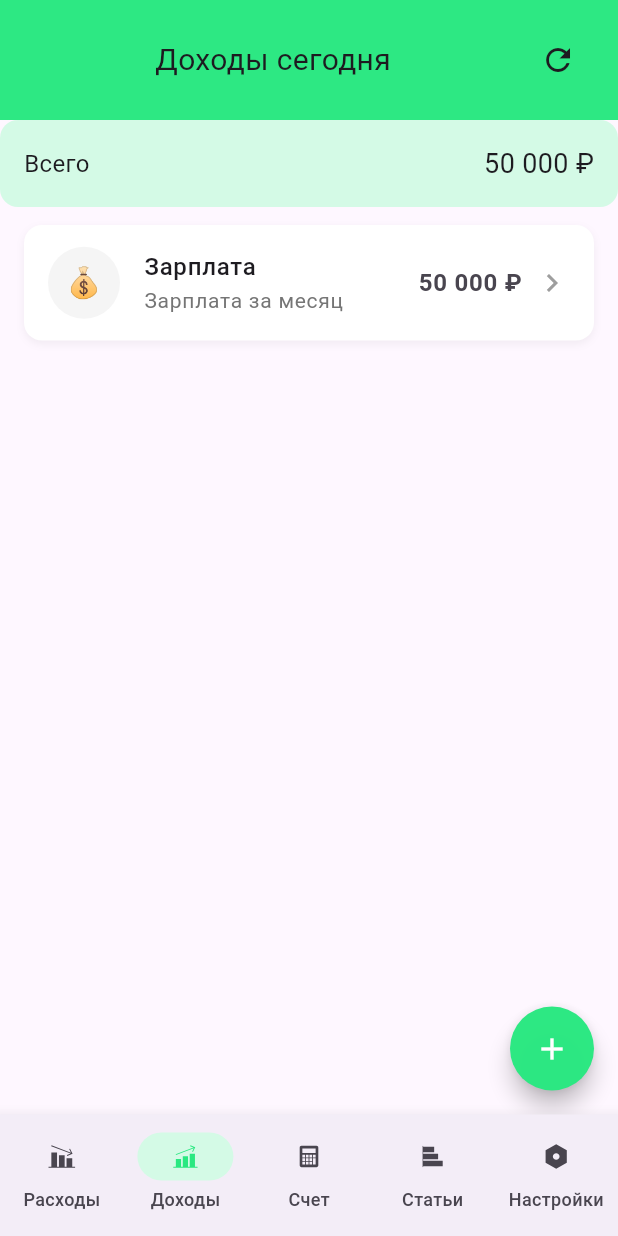
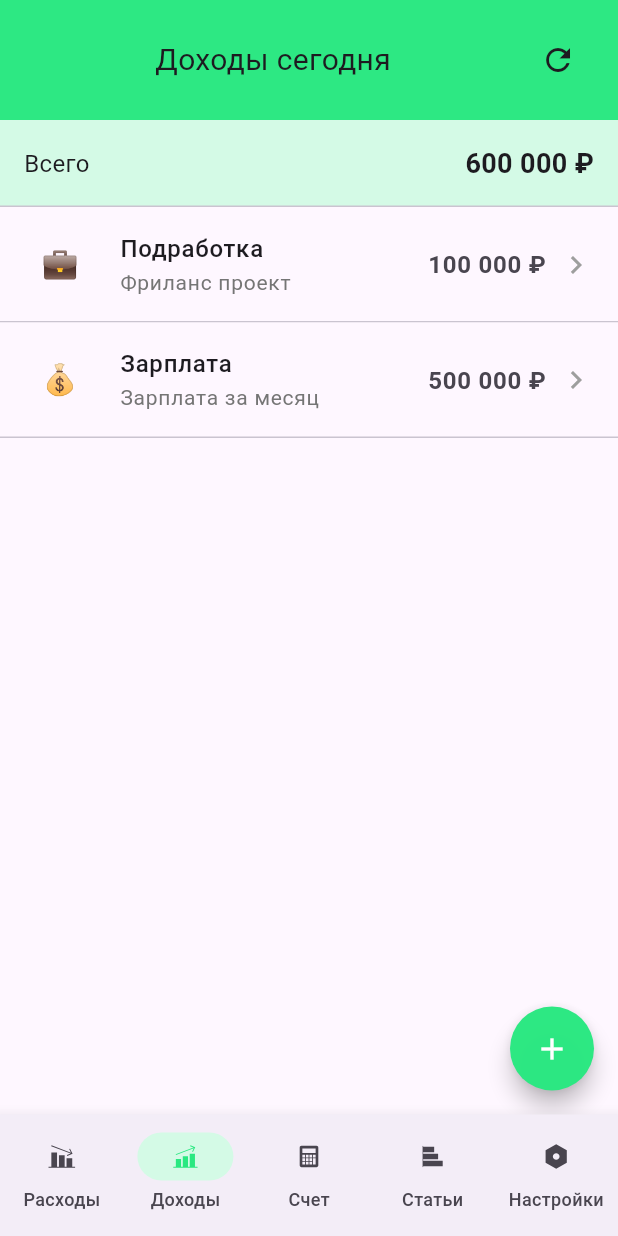
Before and after one commit to MeZeksan/finance_app_yandex_smr_2025, a Flutter app: the screen it shows after launch, item 2 of the bottom bar chosen, after a tap on the "refresh" icon, on a phone screen of 412 x 824 dp. Run offline on Flutter 3.47's test engine with Material 3 defaults, Android fonts, the phone set to English and light mode, and no system bars; our stand-ins replace auto_route, flutter_bloc, flutter_svg, freezed_annotation.

Commit message:
Реализация логики работы с репозиторием

```diff
--- a/lib/features/transaction/data/repositoryI/mock_transaction_repository.dart
+++ b/lib/features/transaction/data/repositoryI/mock_transaction_repository.dart
@@ -15,20 +15,24 @@ class MockTransactionRepository implements TransactionRepository {
   }
 
   void _initializeWithMockData() {
+    final now = DateTime.now();
+    final today = DateTime(now.year, now.month, now.day);
+
+    // Доходы за сегодня
     _transactions[1] = TransactionResponce(
       id: 1,
       account: AccountBrief(
         id: 1,
         name: 'Основной счет',
-        balance: '24334',
+        balance: '524334',
         currency: 'RUB',
       ),
       category: Category(id: 1, name: 'Зарплата', emoji: '💰', isIncome: true),
-      amount: '50000.00',
-      transactionDate: DateTime.now().subtract(const Duration(days: 1)),
+      amount: '500000.00',
+      transactionDate: today.add(const Duration(hours: 9)),
       comment: 'Зарплата за месяц',
-      createdAt: DateTime.now().subtract(const Duration(days: 1)),
-      updatedAt: DateTime.now().subtract(const Duration(days: 1)),
+      createdAt: today.add(const Duration(hours: 9)),
+      updatedAt: today.add(const Duration(hours: 9)),
     );
 
     _transactions[2] = TransactionResponce(
@@ -37,23 +41,188 @@ class MockTransactionRepository implements TransactionRepository {
         id: 1,
         name: 'Основной счет',
         currency: 'RUB',
-        balance: '34356',
+        balance: '624334',
       ),
-      category: Category(id: 2, name: 'Продукты', emoji: '🛒', isIncome: false),
-      amount: '2500.50',
-      transactionDate: DateTime.now().subtract(const Duration(hours: 6)),
-      comment: null,
-      createdAt: DateTime.now().subtract(const Duration(hours: 6)),
-      updatedAt: DateTime.now().subtract(const Duration(hours: 6)),
+      category: Category(id: 2, name: 'Подработка', emoji: '💼', isIncome: true),
+      amount: '100000.00',
+      transactionDate: today.add(const Duration(hours: 15)),
+      comment: 'Фриланс проект',
+      createdAt: today.add(const Duration(hours: 15)),
+      updatedAt: today.add(const Duration(hours: 15)),
     );
 
-    _nextId = 3;
+    // Расходы за сегодня
+    _transactions[3] = TransactionResponce(
+      id: 3,
+      account: AccountBrief(
+        id: 1,
+        name: 'Основной счет',
+        currency: 'RUB',
+        balance: '524334',
+      ),
+      category: Category(id: 3, name: 'Аренда квартиры', emoji: '🏠', isIncome: false),
+      amount: '100000.00',
+      transactionDate: today.add(const Duration(hours: 10)),
+      comment: null,
+      createdAt: today.add(const Duration(hours: 10)),
+      updatedAt: today.add(const Duration(hours: 10)),
+    );
+
+    _transactions[4] = TransactionResponce(
+      id: 4,
+      account: AccountBrief(
+        id: 1,
+        name: 'Основной счет',
+        currency: 'RUB',
+        balance: '424334',
+      ),
+      category: Category(id: 4, name: 'Одежда', emoji: '👕', isIncome: false),
+      amount: '100000.00',
+      transactionDate: today.add(const Duration(hours: 12)),
+      comment: null,
+      createdAt: today.add(const Duration(hours: 12)),
+      updatedAt: today.add(const Duration(hours: 12)),
+    );
+
+    _transactions[5] = TransactionResponce(
+      id: 5,
+      account: AccountBrief(
+        id: 1,
+        name: 'Основной счет',
+        currency: 'RUB',
+        balance: '324334',
+      ),
+      category: Category(id: 5, name: 'На собачку', emoji: '🐕', isIncome: false),
+      amount: '100000.00',
+      transactionDate: today.add(const Duration(hours: 14)),
+      comment: 'Джек',
+      createdAt: today.add(const Duration(hours: 14)),
+      updatedAt: today.add(const Duration(hours: 14)),
+    );
+
+    _transactions[6] = TransactionResponce(
+      id: 6,
+      account: AccountBrief(
+        id: 1,
+        name: 'Основной счет',
+        currency: 'RUB',
+        balance: '224334',
+      ),
+      category: Category(id: 6, name: 'На собачку', emoji: '🐕', isIncome: false),
+      amount: '100000.00',
+      transactionDate: today.add(const Duration(hours: 16)),
+      comment: 'Энни',
+      createdAt: today.add(const Duration(hours: 16)),
+      updatedAt: today.add(const Duration(hours: 16)),
+    );
+
+    _transactions[7] = TransactionResponce(
+      id: 7,
+      account: AccountBrief(
+        id: 1,
+        name: 'Основной счет',
+        currency: 'RUB',
+        balance: '124334',
+      ),
+      category: Category(id: 7, name: 'Ремонт квартиры', emoji: '🔨', isIncome: false),
+      amount: '100000.00',
+      transactionDate: today.add(const Duration(hours: 18)),
+      comment: null,
+      createdAt: today.add(const Duration(hours: 18)),
+      updatedAt: today.add(const Duration(hours: 18)),
+    );
+
+    _transactions[8] = TransactionResponce(
+      id: 8,
+      account: AccountBrief(
+        id: 1,
+        name: 'Основной счет',
+        currency: 'RUB',
+        balance: '24334',
+      ),
+      category: Category(id: 8, name: 'Продукты', emoji: '🛒', isIncome: false),
+      amount: '100000.00',
+      transactionDate: today.add(const Duration(hours: 19)),
+      comment: null,
+      createdAt: today.add(const Duration(hours: 19)),
+      updatedAt: today.add(const Duration(hours: 19)),
+    );
+
+    _transactions[9] = TransactionResponce(
+      id: 9,
+      account: AccountBrief(
+        id: 1,
+        name: 'Основной счет',
+        currency: 'RUB',
+        balance: '0',
+      ),
+      category: Category(id: 9, name: 'Спортзал', emoji: '🏋️', isIncome: false),
+      amount: '100000.00',
+      transactionDate: today.add(const Duration(hours: 20)),
+      comment: null,
+      createdAt: today.add(const Duration(hours: 20)),
+      updatedAt: today.add(const Duration(hours: 20)),
+    );
+
+    _transactions[10] = TransactionResponce(
+      id: 10,
+      account: AccountBrief(
+        id: 1,
+        name: 'Основной счет',
+        currency: 'RUB',
+        balance: '0',
+      ),
+      category: Category(id: 10, name: 'Медицина', emoji: '💊', isIncome: false),
+      amount: '100000.00',
+      transactionDate: today.add(const Duration(hours: 21)),
+      comment: null,
+      createdAt: today.add(const Duration(hours: 21)),
+      updatedAt: today.add(const Duration(hours: 21)),
+    );
+
+    _transactions[11] = TransactionResponce(
+      id: 11,
+      account: AccountBrief(
+        id: 1,
+        name: 'Основной счет',
+        currency: 'RUB',
+        balance: '0',
+      ),
+      category: Category(id: 11, name: 'Праздник', emoji: '🎂', isIncome: false),
+      amount: '200000.00',
+      transactionDate: today.add(const Duration(hours: 36)),
+      comment: null,
+      createdAt: today.add(const Duration(hours: 36)),
+      updatedAt: today.add(const Duration(hours: 36)),
+    );
   }
 
   @override
   Future<TransactionResponce?> getTransactionById(int transactionId) async {
     await Future.delayed(const Duration(milliseconds: 300));
     return _transactions[transactionId];
+  }
+
+  // Новый метод для получения всех транзакций
+  Future<List<TransactionResponce>> getAllTransactions() async {
+    await Future.delayed(const Duration(milliseconds: 500));
+    return _transactions.values.toList();
+  }
+
+  Future<List<TransactionResponce>> getTransactionsByDateAndType({
+    required DateTime dateFrom,
+    required DateTime dateTo,
+    required bool isIncome,
+  }) async {
+    // Ваша существующая реализация уже корректна
+    await Future.delayed(const Duration(milliseconds: 500));
+
+    return _transactions.values.where((transaction) {
+      final isInDateRange = transaction.transactionDate.isAfter(dateFrom.subtract(const Duration(seconds: 1))) &&
+          transaction.transactionDate.isBefore(dateTo.add(const Duration(seconds: 1)));
+      final isCorrectType = transaction.category.isIncome == isIncome;
+      return isInDateRange && isCorrectType;
+    }).toList();
   }
 
   @override
--- a/lib/features/transaction/presentation/view/transaction_screen.dart
+++ b/lib/features/transaction/presentation/view/transaction_screen.dart
@@ -1,10 +1,9 @@
-import 'package:finance_app_yandex_smr_2025/features/account/data/models/account_brief/account_brief.dart';
-import 'package:finance_app_yandex_smr_2025/features/category/data/models/category.dart';
-import 'package:finance_app_yandex_smr_2025/features/transaction/data/models/transaction/transaction_responce/transaction_responce.dart';
 import 'package:finance_app_yandex_smr_2025/features/transaction/domain/repository/transaction_repository.dart';
+import 'package:finance_app_yandex_smr_2025/features/transaction/presentation/bloc/transaction.bloc.dart';
+
 import 'package:finance_app_yandex_smr_2025/features/transaction/presentation/widgets/widgets.dart';
 import 'package:flutter/material.dart';
-import 'package:intl/intl.dart';
+import 'package:flutter_bloc/flutter_bloc.dart';
 
 class TransactionsScreen extends StatelessWidget {
   final bool isIncome;
@@ -12,13 +11,17 @@ class TransactionsScreen extends StatelessWidget {
 
   const TransactionsScreen({
     super.key,
-    required this.isIncome, required this.repository,
-
+    required this.isIncome,
+    required this.repository,
   });
 
   @override
   Widget build(BuildContext context) {
-    return TransactionsView(isIncome: isIncome);
+    return BlocProvider(
+      create: (context) => TransactionBloc(repository: repository)
+        ..add(LoadTodayTransactions(isIncome: isIncome)),
+      child: TransactionsView(isIncome: isIncome),
+    );
   }
 }
 
@@ -32,56 +35,11 @@ class TransactionsView extends StatelessWidget {
 
   @override
   Widget build(BuildContext context) {
-    // Фиксированный список транзакций
-    final transactions = [
-      TransactionResponce(
-        id: 1,
-      account: AccountBrief(
-        id: 1,
-        name: 'Основной счет',
-        balance: '24334',
-        currency: 'RUB',
-      ),
-      category: Category(id: 1, name: 'Зарплата', emoji: '💰', isIncome: true),
-      amount: '50000.00',
-      transactionDate: DateTime.now().subtract(const Duration(days: 1)),
-      comment: 'Зарплата за месяц',
-      createdAt: DateTime.now().subtract(const Duration(days: 1)),
-      updatedAt: DateTime.now().subtract(const Duration(days: 1)),
-      ),
-      TransactionResponce(
-       id: 2,
-      account: AccountBrief(
-        id: 1,
-        name: 'Основной счет',
-        currency: 'RUB',
-        balance: '34356',
-      ),
-      category: Category(id: 2, name: 'Продукты', emoji: '🛒', isIncome: false),
-      amount: '2500.50',
-      transactionDate: DateTime.now().subtract(const Duration(hours: 6)),
-      comment: null,
-      createdAt: DateTime.now().subtract(const Duration(hours: 6)),
-      updatedAt: DateTime.now().subtract(const Duration(hours: 6)),
-      ),
-    ];
-
-    // Фильтруем транзакции по типу (доход/расход)
-    final filteredTransactions = transactions
-        .where((t) => t.category.isIncome == isIncome)
-        .toList();
-
-    // Считаем общую сумму
-    final totalAmount = filteredTransactions.fold(
-      0.0,
-      (sum, t) => sum + (double.tryParse(t.amount) ?? 0.0));
-    final formatter = NumberFormat('#,##0', 'ru_RU');
-    final formattedTotalAmount = '${formatter.format(totalAmount.round())} ₽';
-
     return Scaffold(
       backgroundColor: const Color(0xFFFEF7FF),
       body: Column(
         children: [
+          // Header
           Container(
             width: double.infinity,
             padding: const EdgeInsets.all(16),
@@ -104,7 +62,10 @@ class TransactionsView extends StatelessWidget {
                 ),
                 IconButton(
                   onPressed: () {
-                    // Обновление данных (пустая функция)
+
+                    context.read<TransactionBloc>().add(
+                      LoadTodayTransactions(isIncome: isIncome),
+                    );
                   },
                   icon: const Icon(
                     Icons.refresh,
@@ -115,21 +76,62 @@ class TransactionsView extends StatelessWidget {
             ),
           ),
 
+          // Content
           Expanded(
+            child: BlocBuilder<TransactionBloc, TransactionState>(
+              builder: (context, state) {
+                if (state is TransactionLoading) {
+                  return const Center(
+                    child: CircularProgressIndicator(),
+                  );
+                }
+
+                if (state is TransactionError) {
+                  return Center(
                     child: Column(
+                      mainAxisAlignment: MainAxisAlignment.center,
                       children: [
-                // Блок "Всего"
+                        Icon(
+                          Icons.error_outline,
+                          size: 64,
+                          color: Colors.red[400],
+                        ),
+                        const SizedBox(height: 16),
+                        Text(
+                          state.message,
+                          style: TextStyle(
+                            fontSize: 16,
+                            color: Colors.red[600],
+                          ),
+                          textAlign: TextAlign.center,
+                        ),
+                        const SizedBox(height: 16),
+                        ElevatedButton(
+                          onPressed: () {
+                            context.read<TransactionBloc>().add(
+                              LoadTodayTransactions(isIncome: isIncome),
+                            );
+                          },
+                          child: const Text('Повторить'),
+                        ),
+                      ],
+                    ),
+                  );
+                }
+
+                if (state is TransactionLoaded) {
+                  return Column(
+                    children: [
+                      // Контейнер "Всего"
                       Container(
                         width: double.infinity,
                         padding: const EdgeInsets.all(16),
-                  decoration: BoxDecoration(
-                    color: const Color(0xFFD4FAE6),
-                    borderRadius: BorderRadius.circular(12),
+                        decoration: const BoxDecoration(
+                          color: Color(0xFFD4FAE6),
                         ),
                         child: Row(
                           children: [
                             const Text(
-
                               'Всего',
                               style: TextStyle(
                                 color: Color(0xFF1D1B20),
@@ -139,20 +141,19 @@ class TransactionsView extends StatelessWidget {
                             ),
                             const Spacer(),
                             Text(
-                        formattedTotalAmount,
+                              state.totalAmount,
                               style: const TextStyle(
                                 color: Color(0xFF1D1B20),
                                 fontSize: 18,
-                          fontWeight: FontWeight.w400,
+                                fontWeight: FontWeight.w600,
                               ),
                             ),
                           ],
                         ),
                       ),
-                SizedBox(height: 12,),
-                // Список транзакций
+
                       Expanded(
-                  child: filteredTransactions.isEmpty
+                        child: state.transactions.isEmpty
                             ? Center(
                                 child: Column(
                                   mainAxisAlignment: MainAxisAlignment.center,
@@ -176,15 +177,24 @@ class TransactionsView extends StatelessWidget {
                                 ),
                               )
                             : ListView.builder(
-                          padding: const EdgeInsets.symmetric(horizontal: 16),
-                          itemCount: filteredTransactions.length,
+                                itemCount: state.transactions.length,
                                 itemBuilder: (context, index) {
-                            final transaction = filteredTransactions[index];
-                            return TransactionTile(transaction: transaction);
+                                  return TransactionTile(
+                                    transaction: state.transactions[index],
+                                    isFirst: index == 0,
+                                    isLast: index == state.transactions.length - 1,
+                                  );
                                 },
+                              )
                       ),
-                ),
+
                     ],
+                  );
+                }
+                return const Center(
+                  child: CircularProgressIndicator(),
+                );
+              },
             ),
           ),
         ],
@@ -192,8 +202,7 @@ class TransactionsView extends StatelessWidget {
 
       // Floating Action Button
       floatingActionButton: FloatingActionButton(
-        shape: CircleBorder(),
-
+        shape: const CircleBorder(),
         onPressed: () {
           // TODO: Навигация к экрану добавления транзакции
         },
--- a/lib/features/transaction/presentation/widgets/transaction_tile.dart
+++ b/lib/features/transaction/presentation/widgets/transaction_tile.dart
@@ -6,10 +6,12 @@ import 'package:intl/intl.dart';
 
 class TransactionTile extends StatelessWidget {
   final TransactionResponce transaction;
+  final bool isFirst;
+  final bool isLast;
 
   const TransactionTile({
     super.key,
-    required this.transaction,
+    required this.transaction, required this.isFirst, required this.isLast,
   });
 
   @override
@@ -18,26 +20,21 @@ class TransactionTile extends StatelessWidget {
     final formatter = NumberFormat('#,##0', 'ru_RU');
     final formattedAmount = '${formatter.format(amount.round())} ₽';
 
+
     return Container(
-      margin: const EdgeInsets.only(bottom: 8),
       decoration: BoxDecoration(
-        color: Colors.white,
-        borderRadius: BorderRadius.circular(12),
-        boxShadow: [
-          BoxShadow(
-            color: Colors.black.withOpacity(0.05),
-            blurRadius: 4,
-            offset: const Offset(0, 2),
+        color: const Color(0xFFFEF7FF),
       ),
-        ],
-      ),
-      child: ListTile(
+      child: Column(
+        children: [
+          if (isFirst) const Divider(height: 0,),
+          ListTile(
             contentPadding: const EdgeInsets.symmetric(horizontal: 16, vertical: 8),
             leading: Container(
               width: 48,
               height: 48,
               decoration: BoxDecoration(
-            color: const Color(0xFFF5F5F5),
+                color: const Color(0xFFFEF7FF),
                 borderRadius: BorderRadius.circular(24),
               ),
               child: Center(
@@ -88,6 +85,10 @@ class TransactionTile extends StatelessWidget {
               // TODO: Навигация к детальному просмотру транзакции
             },
           ),
+          if (!isLast) const Divider(height: 0,),
+        if (isLast) const Divider(height: 0,),
+          ],
+      ),
     );
   }
 }
```
Lines whose indentation alone changed are shown as unchanged.
